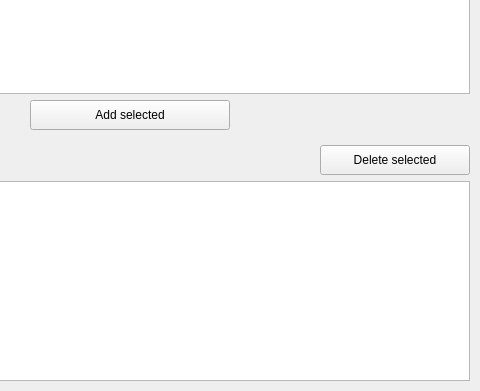
This is src/ui/frm_default_collections.ui in Kan-T-IT/QGIS-KICa as Qt 5 draws it before an edit; both pictures show x 220 to 700 and y 209 to 600 of the 700 by 600 pixel window. The edited form follows.
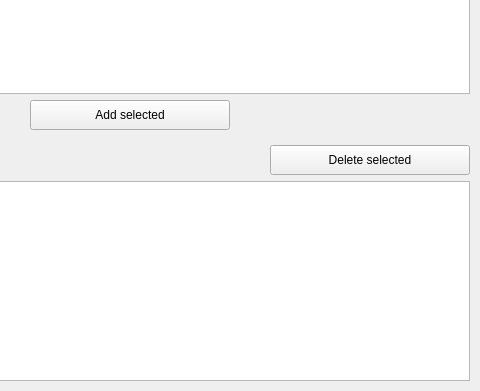
This is the edited form.

What changed in the file:
```diff
--- a/src/ui/frm_default_collections.ui
+++ b/src/ui/frm_default_collections.ui
@@ -271,13 +271,13 @@
           <widget class="QPushButton" name="btn_remove_selected">
            <property name="minimumSize">
             <size>
-             <width>150</width>
+             <width>200</width>
              <height>30</height>
             </size>
            </property>
            <property name="maximumSize">
             <size>
-             <width>150</width>
+             <width>200</width>
              <height>30</height>
             </size>
            </property>
```
Left out of the diff: 2 changed lines with no effect on the pictures.
